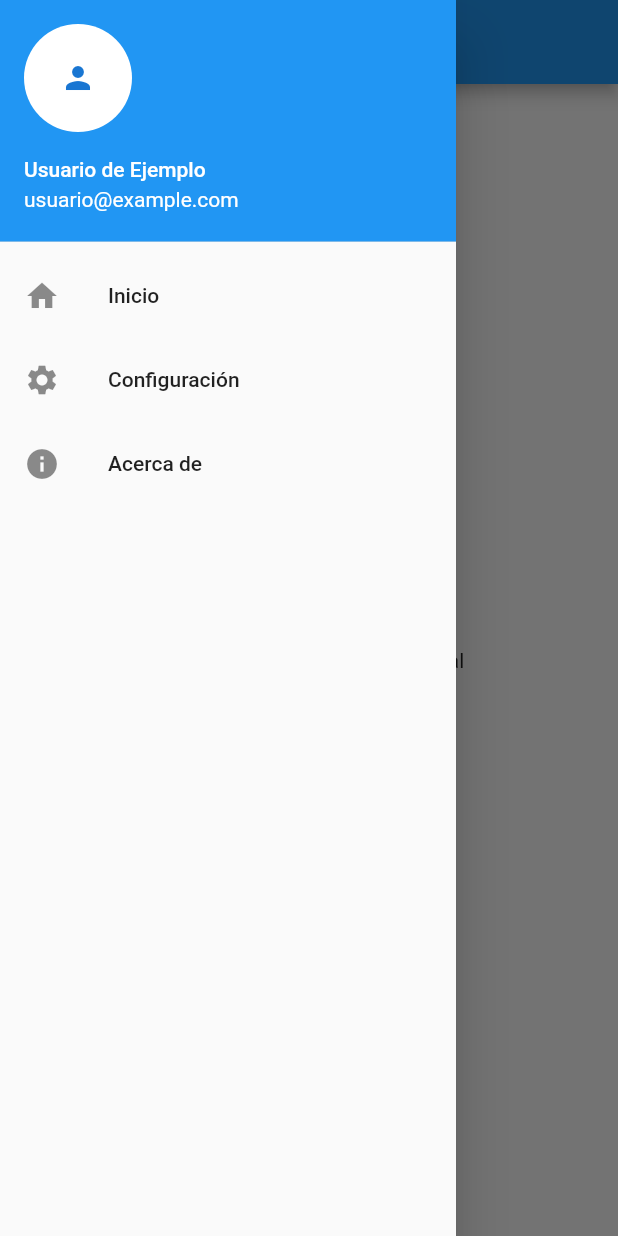
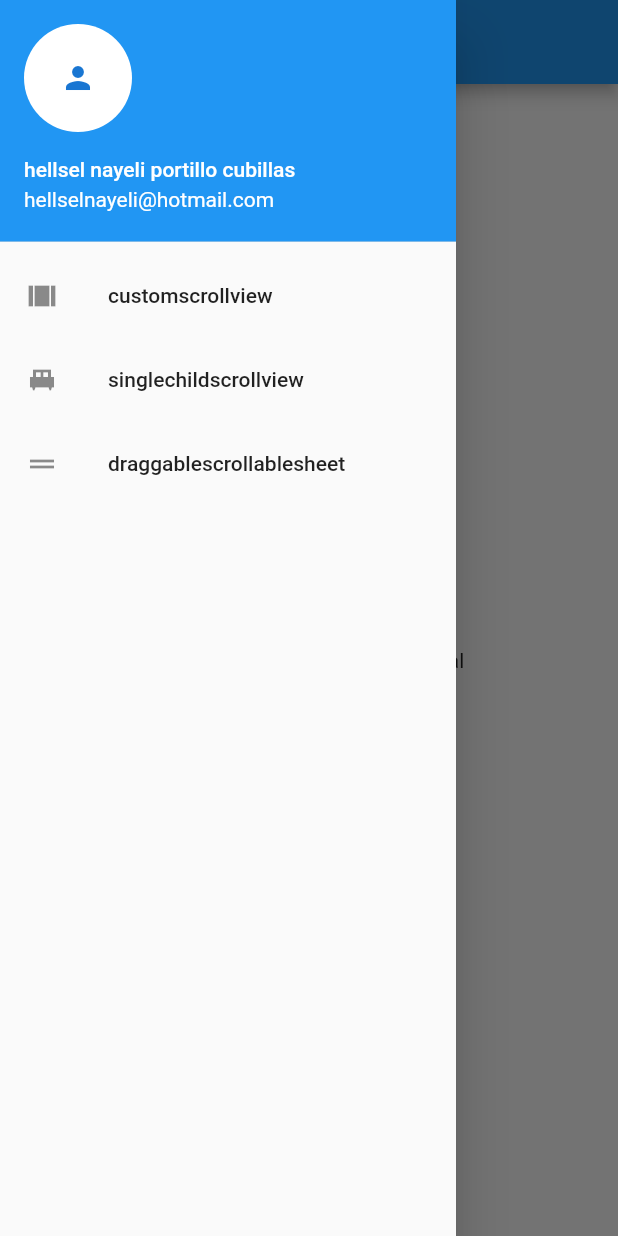
Before and after one commit to hasell-portillo/evaluacion3_nayeli, a Flutter app: the screen it shows after launch, with the side drawer open, on a phone screen of 412 x 824 dp. Run offline on Flutter 3.47's test engine with Material 2 defaults, Android fonts, the phone set to English and light mode, and no system bars.

Commit message:
creando el menu drawel

```diff
--- a/lib/main.dart
+++ b/lib/main.dart
@@ -1,7 +1,9 @@
+import 'package:evaluacion3_nayeli/singlechildscrollview.dart';
 import 'package:flutter/material.dart';
-import 'inicio.dart';
-import 'configuracion.dart';
-import 'acerca_de.dart';
+
+import 'customscrollview.dart';
+import 'draggablescrollablesheet.dart';
+
 
 void main() => runApp(MyApp());
 
@@ -9,11 +11,12 @@
   @override
   Widget build(BuildContext context) {
     return MaterialApp(
+      debugShowCheckedModeBanner: false,
       home: MyHomePage(),
       routes: {
-        '/inicio': (context) => InicioPage(),
-        '/configuracion': (context) => ConfiguracionPage(),
-        '/acerca_de': (context) => AcercaDePage(),
+        '/customscrollview': (context) => InicioPage(),
+        '/singlechildscrollview': (context) => ConfiguracionPage(),
+        '/draggablescrollablesheet': (context) => AcercaDePage(),
       },
     );
   }
@@ -24,7 +27,7 @@
   Widget build(BuildContext context) {
     return Scaffold(
       appBar: AppBar(
-        title: Text('Mi Aplicación Flutter'),
+        title: Text('Mi Aplicación eval3'),
       ),
       drawer: MyDrawer(),
       body: Center(
@@ -41,35 +44,35 @@
       child: ListView(
         children: <Widget>[
           UserAccountsDrawerHeader(
-            accountName: Text('Usuario de Ejemplo'),
-            accountEmail: Text('usuario@example.com'),
+            accountName: Text('hellsel nayeli portillo cubillas'),
+            accountEmail: Text('hellselnayeli@hotmail.com'),
             currentAccountPicture: CircleAvatar(
               backgroundColor: Colors.white,
               child: Icon(Icons.person),
             ),
           ),
           ListTile(
-            leading: Icon(Icons.home),
-            title: Text('Inicio'),
+            leading: Icon(Icons.view_array),
+            title: Text('customscrollview'),
             onTap: () {
               Navigator.of(context).pop(); // Cierra el menú
-              Navigator.of(context).pushNamed('/inicio');
+              Navigator.of(context).pushNamed('/customscrollview');
             },
           ),
           ListTile(
-            leading: Icon(Icons.settings),
-            title: Text('Configuración'),
+            leading: Icon(Icons.single_bed_sharp),
+            title: Text('singlechildscrollview'),
             onTap: () {
               Navigator.of(context).pop(); // Cierra el menú
-              Navigator.of(context).pushNamed('/configuracion');
+              Navigator.of(context).pushNamed('/singlechildscrollview');
             },
           ),
           ListTile(
-            leading: Icon(Icons.info),
-            title: Text('Acerca de'),
+            leading: Icon(Icons.drag_handle_sharp),
+            title: Text('draggablescrollablesheet'),
             onTap: () {
               Navigator.of(context).pop(); // Cierra el menú
-              Navigator.of(context).pushNamed('/acerca_de');
+              Navigator.of(context).pushNamed('/draggablescrollablesheet');
             },
           ),
         ],
```
